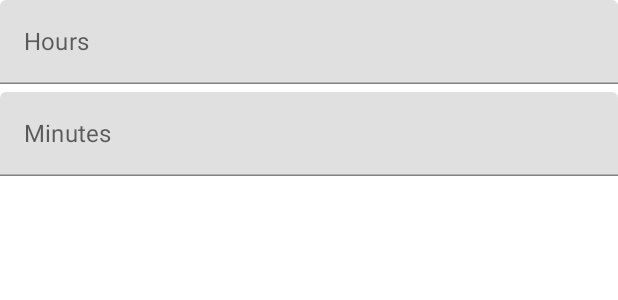
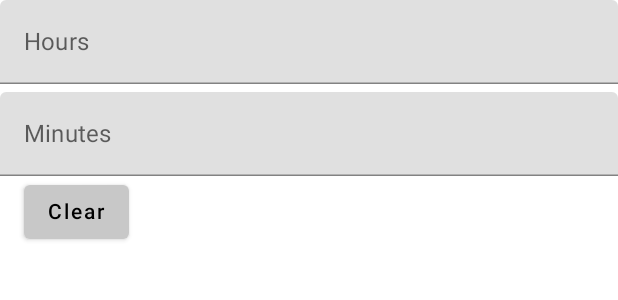
Before and after one commit to uoftblueprint/the-period-purse-2023, an Android app built with Jetpack Compose: the @Preview function SleepPromptPreview, on a phone screen of 412 x 824 dp. Shown: the top 300 px of the screen. Run offline under Robolectric (Android 15) with nearby library versions, the phone set to English and light mode, and no system bars.

Commit message:
Added Clear Button

```diff
--- a/app/src/main/java/com/example/theperiodpurse/ui/symptomlog/SleepPrompt.kt
+++ b/app/src/main/java/com/example/theperiodpurse/ui/symptomlog/SleepPrompt.kt
@@ -2,12 +2,16 @@ package com.example.theperiodpurse.ui.symptomlog
 
 import androidx.compose.foundation.layout.Column
 import androidx.compose.foundation.layout.Spacer
+import androidx.compose.foundation.layout.padding
 import androidx.compose.foundation.layout.size
 import androidx.compose.foundation.text.KeyboardActions
 import androidx.compose.foundation.text.KeyboardOptions
 import androidx.compose.material.Button
+import androidx.compose.material.ButtonDefaults
+import androidx.compose.material.Text
 import androidx.compose.runtime.*
 import androidx.compose.ui.Modifier
+import androidx.compose.ui.graphics.Color
 import androidx.compose.ui.platform.LocalFocusManager
 import androidx.compose.ui.text.input.ImeAction
 import androidx.compose.ui.text.input.KeyboardType
@@ -81,6 +85,20 @@ fun SleepPrompt(logViewModel: LogViewModel) {
                     logViewModel.setText(LogPrompt.Sleep, time.toString())
                 })
         )
+        Button(
+            onClick = {
+                logViewModel.resetText(LogPrompt.Sleep)
+                hoursSlept = ""
+                minutesSlept = ""
+                      },
+            colors = ButtonDefaults.buttonColors(backgroundColor = Color(200, 200, 200)),
+            modifier = Modifier
+                .padding(start = 16.dp)
+        ) {
+            Text(
+                "Clear"
+            )
+        }
     }
 }
 
```
